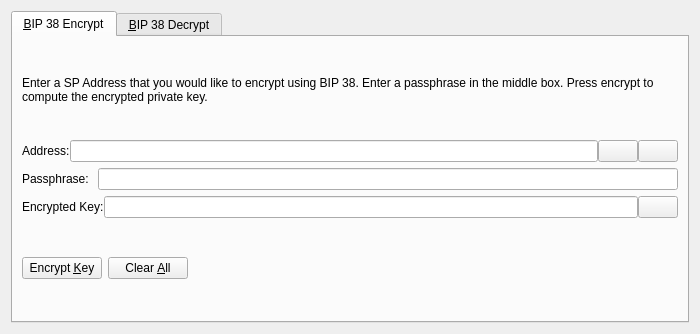
Before: the Qt Designer form src/qt/forms/bip38tooldialog.ui in rmagicflo/supro, drawn with Qt 5.
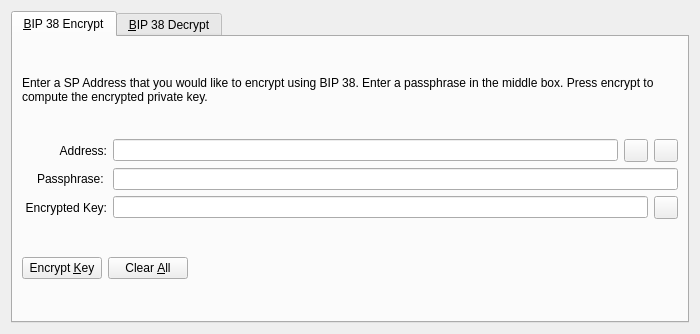
After: the same form once the commit is applied. The open tabs and pages were chosen to show the change. Icons and pictures are not drawn. Custom widgets are drawn as their Qt base class.

Patch:
```diff
--- a/src/qt/forms/bip38tooldialog.ui
+++ b/src/qt/forms/bip38tooldialog.ui
@@ -42,11 +42,17 @@
        </item>
        <item>
         <layout class="QHBoxLayout" name="horizontalLayout_1_ENC">
-         <property name="spacing">
-          <number>0</number>
-         </property>
          <item>
           <widget class="QLabel" name="label_5">
+           <property name="alignment">
+            <set>Qt::AlignRight|Qt::AlignTrailing|Qt::AlignVCenter</set>
+           </property>
+           <property name="minimumSize">
+            <size>
+             <width>85</width>
+             <height>0</height>
+            </size>
+           </property>
            <property name="text">
             <string>Address:</string>
            </property>
@@ -60,7 +66,7 @@
           </widget>
          </item>
          <item>
-          <widget class="QPushButton" name="addressBookButton_ENC">
+          <widget class="QToolButton" name="addressBookButton_ENC">
            <property name="toolTip">
             <string>Choose previously used address</string>
            </property>
@@ -74,13 +80,10 @@
            <property name="shortcut">
             <string>Alt+A</string>
            </property>
-           <property name="autoDefault">
-            <bool>false</bool>
-           </property>
           </widget>
          </item>
          <item>
-          <widget class="QPushButton" name="pasteButton_ENC">
+          <widget class="QToolButton" name="pasteButton_ENC">
            <property name="toolTip">
             <string>Paste address from clipboard</string>
            </property>
@@ -94,9 +97,6 @@
            <property name="shortcut">
             <string>Alt+P</string>
            </property>
-           <property name="autoDefault">
-            <bool>false</bool>
-           </property>
           </widget>
          </item>
         </layout>
@@ -105,6 +105,15 @@
         <layout class="QHBoxLayout" name="horizontalLayout_5">
          <item>
           <widget class="QLabel" name="label_6">
+           <property name="alignment">
+            <set>Qt::AlignRight|Qt::AlignTrailing|Qt::AlignVCenter</set>
+           </property>
+           <property name="minimumSize">
+            <size>
+             <width>85</width>
+             <height>0</height>
+            </size>
+           </property>
            <property name="text">
             <string>Passphrase: </string>
            </property>
@@ -121,11 +130,17 @@
        </item>
        <item>
         <layout class="QHBoxLayout" name="horizontalLayout_2_ENC">
-         <property name="spacing">
-          <number>0</number>
-         </property>
          <item>
           <widget class="QLabel" name="encryptedKeyLabel_ENC">
+           <property name="alignment">
+            <set>Qt::AlignRight|Qt::AlignTrailing|Qt::AlignVCenter</set>
+           </property>
+           <property name="minimumSize">
+            <size>
+             <width>85</width>
+             <height>0</height>
+            </size>
+           </property>
            <property name="text">
             <string>Encrypted Key:</string>
            </property>
@@ -147,7 +162,7 @@
           </widget>
          </item>
          <item>
-          <widget class="QPushButton" name="copyKeyButton_ENC">
+          <widget class="QToolButton" name="copyKeyButton_ENC">
            <property name="toolTip">
             <string>Copy the current signature to the system clipboard</string>
            </property>
@@ -158,9 +173,6 @@
             <iconset resource="../supro.qrc">
              <normaloff>:/icons/editcopy</normaloff>:/icons/editcopy</iconset>
            </property>
-           <property name="autoDefault">
-            <bool>false</bool>
-           </property>
           </widget>
          </item>
         </layout>
```
Left out of the diff: 50 changed lines with no effect on the pictures.
